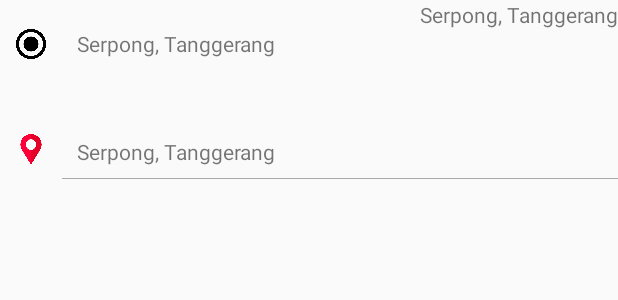
After one commit to Rivandasyah14/OjekOnline, an Android app: the layout history_item.xml on its own in the app's theme, with its tools: preview values and no code run, on a phone screen of 412 x 824 dp. The commit adds this screen. Shown: the top 300 px of the screen. Run offline under Robolectric (Android 15) with nearby library versions, the phone set to English and light mode, and no system bars.

Commit message:
tambahin maps

```diff
--- a/app/build.gradle
+++ b/app/build.gradle
@@ -49,5 +49,8 @@ dependencies {
 
     implementation 'com.google.firebase:firebase-core:17.4.4'
 
+    implementation "androidx.cardview:cardview:1.0.0"
+    implementation "androidx.recyclerview:recyclerview:1.1.0"
+
 }
 apply plugin: 'com.google.gms.google-services'
--- /dev/null
+++ b/app/src/main/res/layout/history_item.xml
@@ -0,0 +1,78 @@
+<?xml version="1.0" encoding="utf-8"?>
+<LinearLayout xmlns:android="http://schemas.android.com/apk/res/android"
+    android:layout_width="match_parent"
+    android:layout_height="match_parent"
+    android:orientation="vertical">
+
+    <TextView
+        android:id="@+id/item_tanggal"
+        android:layout_width="match_parent"
+        android:layout_height="wrap_content"
+        android:gravity="right"
+        android:text="@string/serpong_tanggerang" />
+
+    <LinearLayout
+        android:layout_width="match_parent"
+        android:layout_height="wrap_content"
+        android:orientation="horizontal">
+
+        <RelativeLayout
+            android:layout_width="match_parent"
+            android:layout_height="wrap_content"
+            android:layout_weight="9">
+
+            <ImageView
+                android:id="@+id/dot1"
+                android:layout_width="20dp"
+                android:layout_height="20dp"
+                android:layout_centerHorizontal="true"
+                android:layout_marginBottom="40dp"
+                android:src="@drawable/button" />
+
+            <ImageView
+                android:id="@+id/dot2"
+                android:layout_width="20dp"
+                android:layout_height="20dp"
+                android:layout_below="@id/dot1"
+                android:layout_centerHorizontal="true"
+                android:layout_marginTop="10dp"
+                android:src="@drawable/gmaps_red" />
+
+        </RelativeLayout>
+
+        <RelativeLayout
+            android:layout_width="match_parent"
+            android:layout_height="100dp"
+            android:layout_weight="1">
+
+            <TextView
+                android:id="@+id/itemAwal"
+                android:layout_width="match_parent"
+                android:layout_height="50dp"
+                android:layout_marginLeft="10dp"
+                android:lines="2"
+                android:text="@string/serpong_tanggerang" />
+
+            <TextView
+                android:id="@+id/itemTujuan"
+                android:layout_width="match_parent"
+                android:layout_height="wrap_content"
+                android:layout_above="@+id/idd"
+                android:layout_marginLeft="10dp"
+                android:layout_marginTop="40dp"
+                android:gravity="center_vertical"
+                android:lines="2"
+                android:text="@string/serpong_tanggerang" />
+
+            <View
+                android:id="@+id/idd"
+                android:layout_width="match_parent"
+                android:layout_height="0.1dp"
+                android:layout_alignParentBottom="true"
+                android:background="@android:color/darker_gray" />
+
+        </RelativeLayout>
+
+    </LinearLayout>
+
+</LinearLayout>
```
Also changed, not shown: app/src/debug/res/values/google_maps_api.xml (added, +24 -0 lines), app/src/main/AndroidManifest.xml (+27 -3 lines), app/src/main/java/com/rivaphy/ojekonline/fragment/HomeFragment.kt (+8 -0 lines), app/src/main/java/com/rivaphy/ojekonline/maps/GPSTrack.kt (added, +197 -0 lines), app/src/main/java/com/rivaphy/ojekonline/maps/MapsActivity.kt (added, +44 -0 lines), app/src/main/res/layout/activity_maps.xml (added, +9 -0 lines), app/src/main/res/layout/fragment_history.xml (+5 -6 lines), app/src/main/res/layout/fragment_profile.xml (+112 -5 lines), app/src/main/res/values/strings.xml (+7 -0 lines), app/src/main/res/drawable/button.png (added), app/src/main/res/layout/fragment_home.xml (line endings or trailing spaces), 1 other file.
